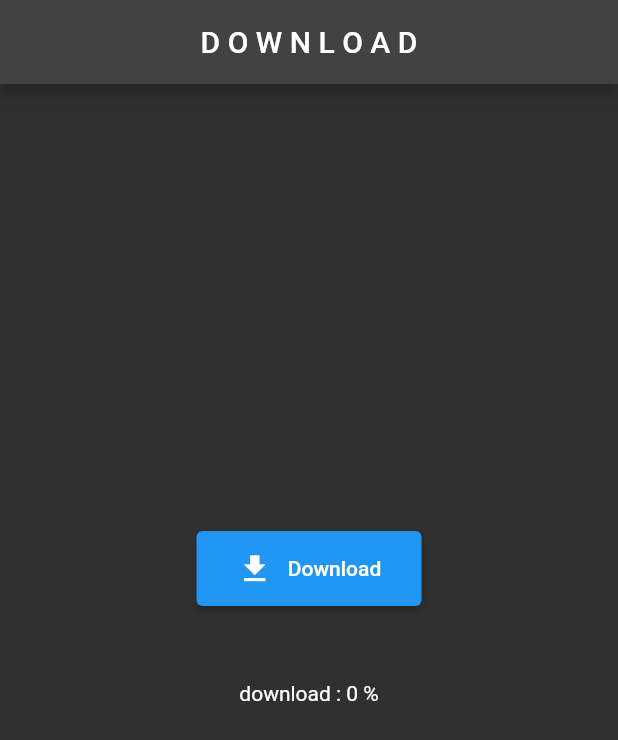
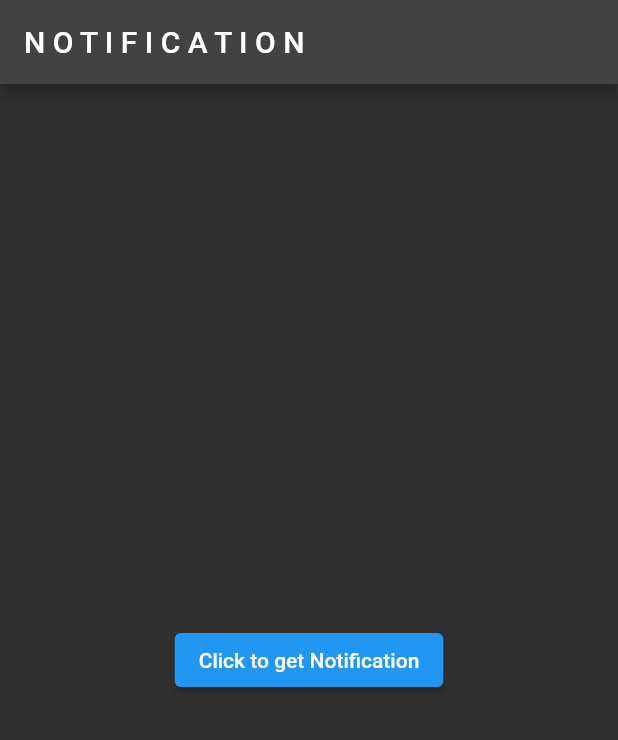
Before and after one commit to SAIKUMAR3107/flutter_widgets_practice, a Flutter app: the screen it shows after launch, on a phone screen of 412 x 824 dp. Shown: the top 740 px of the screen. Run offline on Flutter 3.47's test engine with Material 2 defaults, Android fonts, the phone set to English and light mode, and no system bars; our stand-ins replace dio, flutter_local_notifications, font_awesome_flutter, google_nav_bar.

Commit message:
Notification service code is added

```diff
--- a/lib/main.dart
+++ b/lib/main.dart
@@ -6,6 +6,8 @@ import 'package:practice_app/download_progress.dart';
 import 'package:practice_app/google_bottom_navigation.dart';
 import 'package:practice_app/grid_screen.dart';
 import 'package:practice_app/loginScreen.dart';
+import 'package:practice_app/notification_functionality.dart';
+import 'package:practice_app/notification_service.dart';
 import 'package:practice_app/passing_data_screen1.dart';
 import 'package:practice_app/plant_detail.dart';
 import 'package:practice_app/positioned.dart';
@@ -23,9 +25,25 @@ import 'package:practice_app/wrap_screen.dart';
 import 'SecondScreen.dart';
 import 'basic_calculator.dart';
 
-void main() => runApp(MyApp());
+void main() {
+  WidgetsFlutterBinding.ensureInitialized();
+  NotificationService().initNotification();
+  runApp(MyApp());
+}
 
-class MyApp extends StatelessWidget {
+class MyApp extends StatefulWidget {
+  @override
+  State<MyApp> createState() => _MyAppState();
+}
+
+class _MyAppState extends State<MyApp> {
+
+  @override
+  void initState() {
+    super.initState();
+
+  }
+
   @override
   Widget build(BuildContext context) {
     return MaterialApp(
@@ -40,7 +58,7 @@ class MyApp extends StatelessWidget {
                     fontSize: 30,
                     fontFamily: "Lobster"),
                 titleMedium: TextStyle(fontSize: 20, fontFamily: "Lobster"))*/),
-        home: DownloadProgress() /*Scaffold(
+        home: NotificationServices() /*Scaffold(
         backgroundColor: Colors.black,
         appBar: AppBar(
           title: Center(child: Text("My Practice App")),
--- /dev/null
+++ b/lib/notification_service.dart
@@ -0,0 +1,27 @@
+import "package:flutter/material.dart";
+import "package:practice_app/notification_functionality.dart";
+
+class NotificationServices extends StatefulWidget {
+  const NotificationServices({super.key});
+
+  @override
+  State<NotificationServices> createState() => _NotificationServicesState();
+}
+
+class _NotificationServicesState extends State<NotificationServices> {
+  @override
+  Widget build(BuildContext context) {
+    return Scaffold(
+      appBar: AppBar(title: Text("N O T I F I C A T I O N"),),
+      body: Container(
+        height: double.infinity,
+        width: double.infinity,
+        child: Center(
+          child: ElevatedButton(onPressed: () {
+            NotificationService().showNotification(title: "Notification",body: "It Works");
+          }, child: Text("Click to get Notification"),),
+        ),
+      ),
+    );
+  }
+}
--- a/pubspec.yaml
+++ b/pubspec.yaml
@@ -35,6 +35,7 @@ dependencies:
   http: ^1.1.0
   dio:
   path_provider:
+  flutter_local_notifications: ^16.2.0
 
 
   # The following adds the Cupertino Icons font to your application.
```
Also changed, not shown: lib/notification_functionality.dart (added, +33 -0 lines), pubspec.lock, 2 other files.
